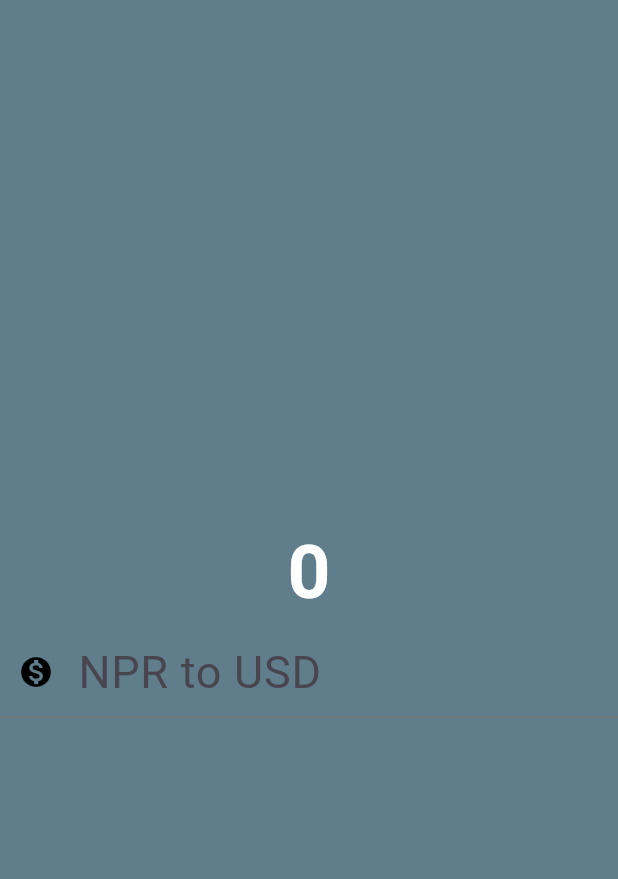
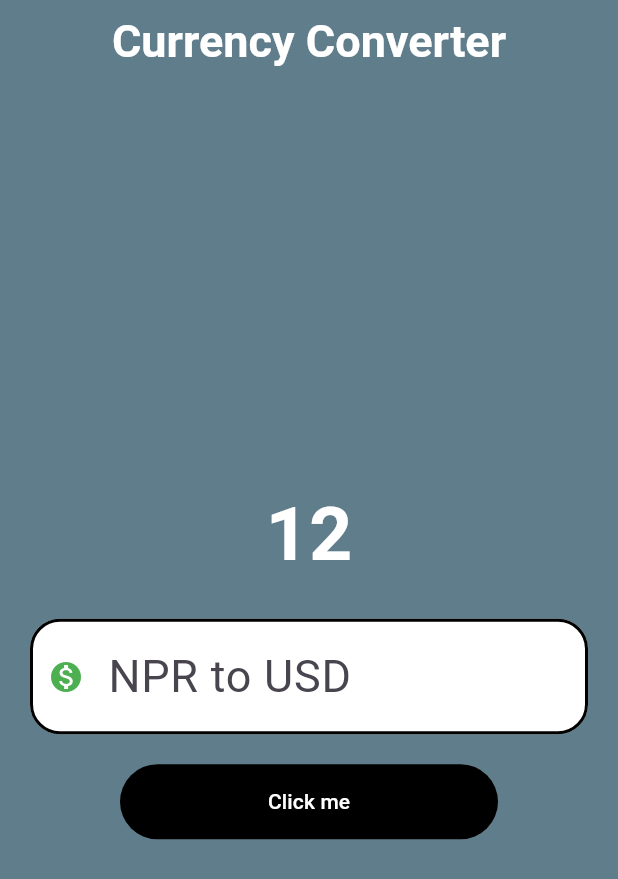
Before and after one commit to Shishir3D/CurrencyConverter, a Flutter app: the screen it shows after launch, on a phone screen of 412 x 824 dp. Shown: the top 879 px of the screen. Run offline on Flutter 3.47's test engine with Material 3 defaults, Android fonts, the light colour scheme and no system bars.

Commit message:
update : on button press print text from textbox on the console

```diff
--- a/lib/currency_converter.dart
+++ b/lib/currency_converter.dart
@@ -5,28 +5,73 @@ class CurrencyConverter extends StatelessWidget {
 
   @override
   Widget build(BuildContext context) {
-    return const Scaffold(
+    final TextEditingController textEditingController = TextEditingController();
+    const result = "12";
+    final border = OutlineInputBorder(
+      borderSide: const BorderSide(
+        width: 2.0,
+        style: BorderStyle.solid,
+      ),
+      borderRadius: BorderRadius.circular(20),
+    );
+
+    return Scaffold(
       backgroundColor: Colors.blueGrey,
+      appBar: AppBar(
+        backgroundColor: Colors.blueGrey,
+        title: const Text(
+          "Currency Converter",
+          style: TextStyle(
+            fontWeight: FontWeight.bold,
+            fontSize: 30,
+          ),
+        ),
+        foregroundColor: Colors.white,
+        centerTitle: true,
+      ),
       body: Center(
         child: Column(
           mainAxisAlignment: MainAxisAlignment.center,
           children: [
-            Text(
-              "0",
+            const Text(
+              result,
               style: TextStyle(
                   color: Colors.white,
                   fontSize: 50,
                   fontWeight: FontWeight.bold),
             ),
-            TextField(
-              style: TextStyle(
-                fontSize: 30,
-                color: Colors.white,
+            Container(
+              padding: const EdgeInsets.all(20),
+              child: TextField(
+                controller: textEditingController,
+                style: const TextStyle(
+                  fontSize: 30,
+                  color: Colors.black,
+                ),
+                decoration: InputDecoration(
+                  hintText: "NPR to USD",
+                  prefixIcon: const Icon(Icons.monetization_on),
+                  prefixIconColor: Colors.green,
+                  filled: true,
+                  fillColor: Colors.white,
+                  focusedBorder: border,
+                  enabledBorder: border,
+                ),
+                keyboardType: TextInputType.number,
               ),
-              decoration: InputDecoration(
-                hintText: "NPR to USD",
-                prefixIcon: Icon(Icons.monetization_on),
-                prefixIconColor: Colors.black,
+            ),
+            Padding(
+              padding: const EdgeInsets.symmetric(horizontal: 80),
+              child: TextButton(
+                onPressed: () {
+                  debugPrint(textEditingController.text);
+                },
+                style: TextButton.styleFrom(
+                  backgroundColor: Colors.black,
+                  foregroundColor: Colors.white,
+                  minimumSize: const Size(double.infinity, 50),
+                ),
+                child: const Text("Click me"),
               ),
             ),
           ],
```
